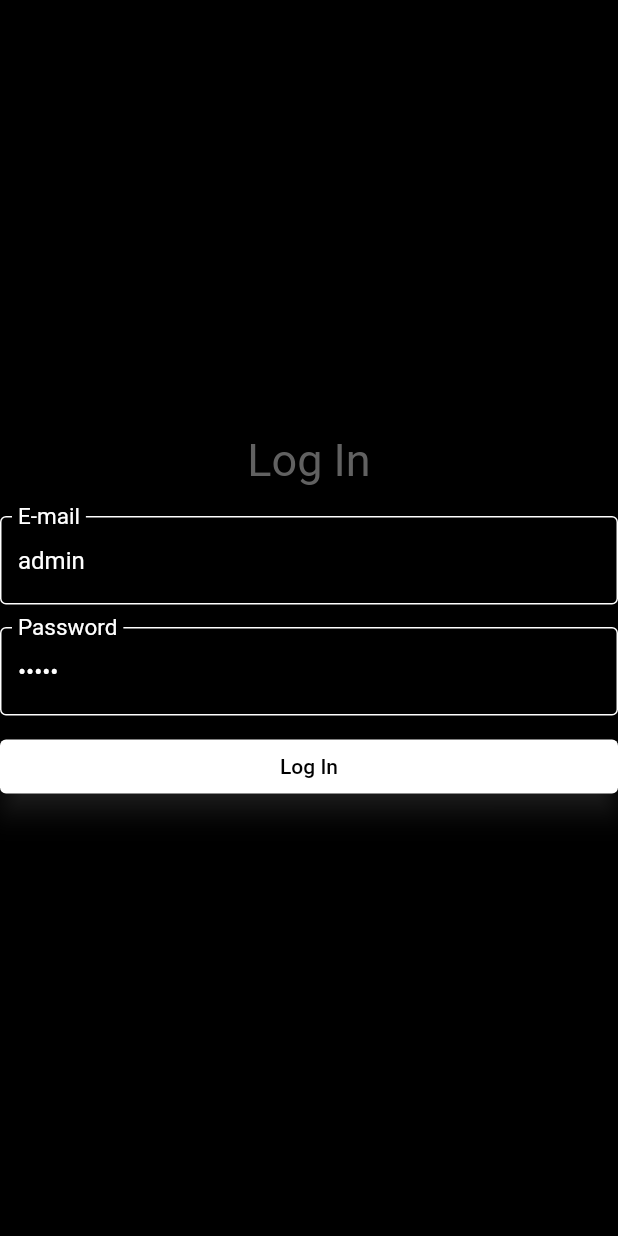
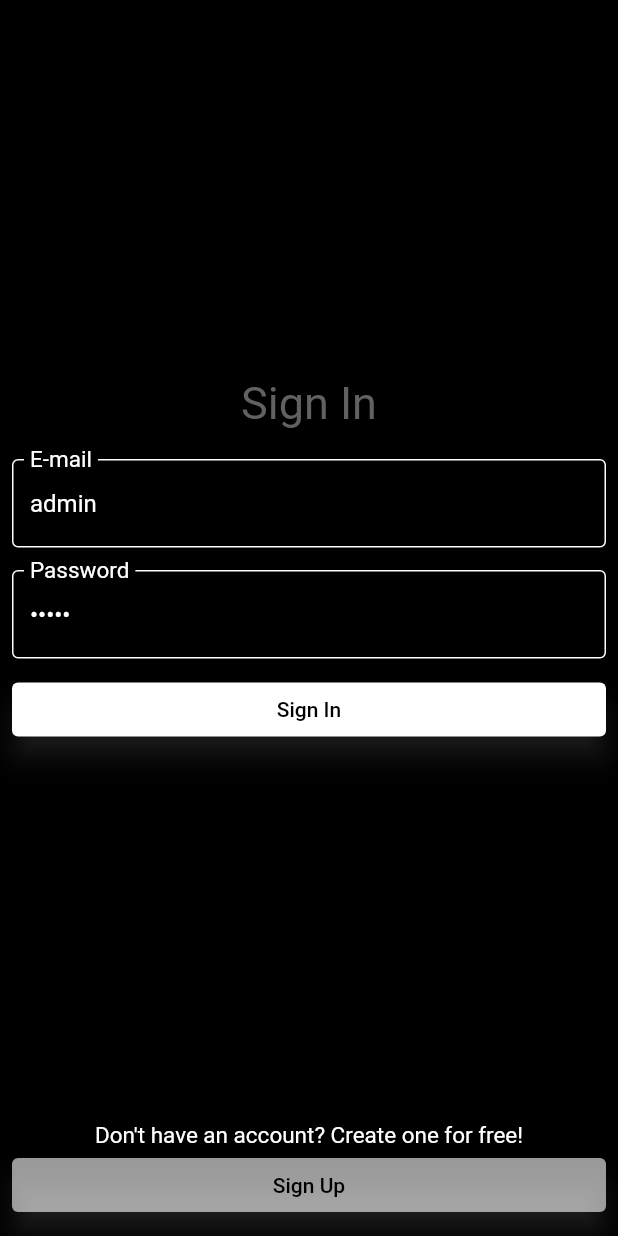
Before and after one commit to AndriiLoto/e_book, a Flutter app: the screen it shows after launch, on a phone screen of 412 x 824 dp. Run offline on Flutter 3.47's test engine with Material 2 defaults, Android fonts, the phone set to English and light mode, and no system bars; our stand-ins replace firebase_auth; accounts and stored records are empty; Roboto replaces fonts that are missing (e-Ukraine).

Commit message:
refactoring and starting Firebase

```diff
--- a/lib/main.dart
+++ b/lib/main.dart
@@ -1,7 +1,9 @@
-import 'package:e_book/widgets/book_screen.dart';
-import 'package:e_book/widgets/home_page.dart';
+import 'package:e_book/screens/book_screen.dart';
+import 'package:e_book/screens/sign_in_page.dart';
+import 'package:e_book/screens/sign_up_page.dart';
+
 import 'package:e_book/widgets/main_page_widget.dart';
-import 'package:e_book/widgets/sign_in_page.dart';
+
 import 'package:flutter/material.dart';
 
 void main() {
@@ -28,7 +30,8 @@ class MyApp extends StatelessWidget {
       routes: {
         LogInPage.routeName: (context) => LogInPage(),
         MainPage.routeName: (_) => const MainPage(),
-        BookScreenWidget.routeName: (_) => const BookScreenWidget(),
+        BookScreenWidget.routeName: (_) => BookScreenWidget(),
+        SignUpPage.routeName: (context) => SignUpPage(),
       },
       initialRoute: LogInPage.routeName,
     );
--- a/lib/widgets/book_screen.dart
+++ b/lib/screens/book_screen.dart
@@ -1,11 +1,12 @@
 import 'package:e_book/models/book.dart';
 import 'package:e_book/widgets/category_buttons.dart';
 import 'package:e_book/widgets/recently_added.dart';
+import 'package:firebase_auth/firebase_auth.dart';
 import 'package:flutter/material.dart';
 
 class BookScreenWidget extends StatefulWidget {
   static const routeName = 'BookPage';
-  const BookScreenWidget({super.key});
+  BookScreenWidget({super.key});
 
   @override
   State<BookScreenWidget> createState() => _BookScreenWidgetState();
--- a/lib/widgets/settings_screen.dart
+++ b/lib/screens/settings_screen.dart
@@ -22,6 +22,7 @@ class _SettingsScreenState extends State<SettingsScreen> {
         'title': 'Downloads',
         'function': () {},
       },
+      {'icon': Icons.person, 'title': 'Profile', 'function': () {}},
       {
         'icon': Icons.info_outline,
         'title': 'About',
@@ -60,7 +61,7 @@ class _SettingsScreenState extends State<SettingsScreen> {
               thickness: 1,
             );
           }),
-          itemCount: 3),
+          itemCount: 4),
     );
   }
 }
--- /dev/null
+++ b/lib/screens/sign_in_page.dart
@@ -0,0 +1,183 @@
+import 'package:e_book/screens/home_page.dart';
+import 'package:e_book/screens/sign_up_page.dart';
+import 'package:e_book/widgets/main_page_widget.dart';
+
+import 'package:flutter/material.dart';
+
+class LogInPage extends StatefulWidget {
+  static const routeName = 'LogInPage';
+  @override
+  State<LogInPage> createState() => _LogInPagePageState();
+}
+
+class _LogInPagePageState extends State<LogInPage> {
+  final _eMailTextConroller = TextEditingController(text: 'admin');
+  final _passwordTextConroller = TextEditingController(text: 'admin');
+
+  String? errorText = null;
+
+  void _logIn() {
+    final eMail = _eMailTextConroller.text;
+    final password = _passwordTextConroller.text;
+    if (eMail == 'admin' && password == 'admin') {
+      errorText = null;
+
+      Navigator.of(context).pushReplacementNamed(MainPage.routeName);
+    } else {
+      errorText = 'Incorrect E-mail or password';
+    }
+    setState(() {});
+  }
+
+  void _signUp() {
+    Navigator.of(context).pushNamed(SignUpPage.routeName);
+  }
+
+  @override
+  Widget build(BuildContext context) {
+    final errorText = this.errorText;
+
+    return Scaffold(
+      backgroundColor: Colors.black,
+      body: Column(
+        children: [
+          Expanded(
+            child: Container(
+              child: Column(
+                mainAxisAlignment: MainAxisAlignment.center,
+                children: [
+                  Text(
+                      style: TextStyle(
+                          color: Colors.grey[700],
+                          fontSize: 30,
+                          fontFamily: 'e-Ukraine'),
+                      'Sign In'),
+                  const Padding(padding: EdgeInsets.all(10)),
+                  if (errorText != null) ...[
+                    Text(
+                      '$errorText',
+                      style: TextStyle(
+                          color: Colors.red[800],
+                          fontSize: 10,
+                          fontFamily: 'e-Ukraine'),
+                    ),
+                    const Padding(padding: EdgeInsets.all(10)),
+                  ],
+                  Padding(
+                    padding: const EdgeInsets.only(left: 8.0, right: 8.0),
+                    child: TextField(
+                      controller: _eMailTextConroller,
+                      decoration: const InputDecoration(
+                        border: OutlineInputBorder(
+                          borderRadius: BorderRadius.all(
+                            Radius.circular(150),
+                          ),
+                        ),
+                        labelText: 'E-mail',
+                        labelStyle: TextStyle(
+                            color: Colors.white,
+                            fontSize: 20,
+                            fontFamily: 'e-Ukraine'),
+                        enabledBorder: OutlineInputBorder(
+                          borderSide: BorderSide(color: Colors.white),
+                        ),
+                        focusedBorder: OutlineInputBorder(
+                          borderRadius: BorderRadius.all(
+                            Radius.circular(150),
+                          ),
+                          borderSide: BorderSide(color: Colors.white),
+                        ),
+                      ),
+                    ),
+                  ),
+                  const Padding(padding: EdgeInsets.only(top: 15)),
+                  Padding(
+                    padding: const EdgeInsets.only(left: 8.0, right: 8.0),
+                    child: TextField(
+                      controller: _passwordTextConroller,
+                      obscureText: true,
+                      decoration: const InputDecoration(
+                        border: OutlineInputBorder(
+                          borderRadius: BorderRadius.all(
+                            Radius.circular(150),
+                          ),
+                        ),
+                        enabledBorder: OutlineInputBorder(
+                          borderSide: BorderSide(color: Colors.white),
+                        ),
+                        focusedBorder: OutlineInputBorder(
+                          borderRadius: BorderRadius.all(
+                            Radius.circular(150),
+                          ),
+                          borderSide: BorderSide(color: Colors.white),
+                        ),
+                        labelText: 'Password',
+                        labelStyle: TextStyle(
+                            color: Colors.white,
+                            fontSize: 20,
+                            fontFamily: 'e-Ukraine'),
+                      ),
+                    ),
+                  ),
+                  const SizedBox(
+                    height: 10,
+                  ),
+                  Padding(
+                    padding: const EdgeInsets.only(left: 8.0, right: 8.0),
+                    child: Row(
+                      children: [
+                        /* const SizedBox(
+                          width: 10,
+                        ), */
+                        Expanded(
+                          child: ElevatedButton(
+                            onPressed: /* () {
+                              Navigator.of(context).pushNamed(HomePage.routeName);
+                            } */
+                                _logIn,
+                            style: ElevatedButton.styleFrom(
+                                shadowColor: Colors.grey[700],
+                                elevation: 7.5,
+                                backgroundColor: Colors.white,
+                                foregroundColor: Colors.black),
+                            child: const Text('Sign In'),
+                          ),
+                        ),
+                      ],
+                    ),
+                  ),
+                ],
+              ),
+            ),
+          ),
+          const Text(
+            'Don\'t have an account? Create one for free!',
+            style: TextStyle(
+                color: Colors.white, fontSize: 15, fontFamily: 'e-Ukraine'),
+          ),
+          Padding(
+            padding: const EdgeInsets.only(left: 8.0, right: 8.0, bottom: 10.0),
+            child: Row(
+              children: [
+                Expanded(
+                  child: ElevatedButton(
+                    onPressed: /* () {
+                                    Navigator.of(context).pushNamed(HomePage.routeName);
+                                  } */
+                        _signUp,
+                    style: ElevatedButton.styleFrom(
+                        shadowColor: Colors.grey[700],
+                        elevation: 7.5,
+                        backgroundColor: Colors.white60,
+                        foregroundColor: Colors.black),
+                    child: const Text('Sign Up'),
+                  ),
+                ),
+              ],
+            ),
+          ),
+        ],
+      ),
+    );
+  }
+}
--- /dev/null
+++ b/lib/screens/sign_up_page.dart
@@ -0,0 +1,18 @@
+import 'package:flutter/material.dart';
+
+class SignUpPage extends StatefulWidget {
+  static const routeName = 'SignUpPage';
+  const SignUpPage({super.key});
+
+  @override
+  State<SignUpPage> createState() => _SignUpPageState();
+}
+
+class _SignUpPageState extends State<SignUpPage> {
+  @override
+  Widget build(BuildContext context) {
+    return Scaffold(
+      appBar: AppBar(),
+    );
+  }
+}
--- a/lib/widgets/main_page_widget.dart
+++ b/lib/widgets/main_page_widget.dart
@@ -1,6 +1,6 @@
-import 'package:e_book/widgets/explore_screen_widget.dart';
-import 'package:e_book/widgets/home_page.dart';
-import 'package:e_book/widgets/settings_screen.dart';
+import 'package:e_book/screens/explore_screen_widget.dart';
+import 'package:e_book/screens/home_page.dart';
+import 'package:e_book/screens/settings_screen.dart';
 import 'package:flutter/material.dart';
 
 class MainPage extends StatefulWidget {
--- a/lib/widgets/my_books.dart
+++ b/lib/widgets/my_books.dart
@@ -1,4 +1,4 @@
-import 'package:e_book/widgets/book_screen.dart';
+import 'package:e_book/screens/book_screen.dart';
 import 'package:flutter/material.dart';
 
 class MyBooks extends StatelessWidget {
--- a/lib/widgets/sign_in_page.dart
+++ /dev/null
@@ -1,128 +0,0 @@
-import 'package:e_book/widgets/home_page.dart';
-import 'package:e_book/widgets/main_page_widget.dart';
-
-import 'package:flutter/material.dart';
-
-class LogInPage extends StatefulWidget {
-  static const routeName = 'LogInPage';
-  @override
-  State<LogInPage> createState() => _LogInPagePageState();
-}
-
-class _LogInPagePageState extends State<LogInPage> {
-  final _eMailTextConroller = TextEditingController(text: 'admin');
-  final _passwordTextConroller = TextEditingController(text: 'admin');
-
-  String? errorText = null;
-
-  void _logIn() {
-    final eMail = _eMailTextConroller.text;
-    final password = _passwordTextConroller.text;
-    if (eMail == 'admin' && password == 'admin') {
-      errorText = null;
-
-      Navigator.of(context).pushReplacementNamed(MainPage.routeName);
-    } else {
-      errorText = 'Incorrect E-mail or password';
-    }
-    setState(() {});
-  }
-
-  @override
-  Widget build(BuildContext context) {
-    final errorText = this.errorText;
-
-    return Scaffold(
-      backgroundColor: Colors.black,
-      body: Column(
-        mainAxisAlignment: MainAxisAlignment.center,
-        children: [
-          Text(
-              style: TextStyle(
-                  color: Colors.grey[700],
-                  fontSize: 30,
-                  fontFamily: 'e-Ukraine'),
-              'Log In'),
-          const Padding(padding: EdgeInsets.all(10)),
-          if (errorText != null) ...[
-            Text(
-              '$errorText',
-              style: TextStyle(
-                  color: Colors.red[800],
-                  fontSize: 10,
-                  fontFamily: 'e-Ukraine'),
-            ),
-            const Padding(padding: EdgeInsets.all(10)),
-          ],
-          TextField(
-            controller: _eMailTextConroller,
-            decoration: const InputDecoration(
-              border: OutlineInputBorder(
-                borderRadius: BorderRadius.all(
-                  Radius.circular(150),
-                ),
-              ),
-              labelText: 'E-mail',
-              labelStyle: TextStyle(
-                  color: Colors.white, fontSize: 20, fontFamily: 'e-Ukraine'),
-              enabledBorder: OutlineInputBorder(
-                borderSide: BorderSide(color: Colors.white),
-              ),
-              focusedBorder: OutlineInputBorder(
-                borderRadius: BorderRadius.all(
-                  Radius.circular(150),
-                ),
-                borderSide: BorderSide(color: Colors.white),
-              ),
-            ),
-          ),
-          const Padding(padding: EdgeInsets.only(top: 15)),
-          TextField(
-            controller: _passwordTextConroller,
-            obscureText: true,
-            decoration: const InputDecoration(
-              border: OutlineInputBorder(
-                borderRadius: BorderRadius.all(
-                  Radius.circular(150),
-                ),
-              ),
-              enabledBorder: OutlineInputBorder(
-                borderSide: BorderSide(color: Colors.white),
-              ),
-              focusedBorder: OutlineInputBorder(
-                borderRadius: BorderRadius.all(
-                  Radius.circular(150),
-                ),
-                borderSide: BorderSide(color: Colors.white),
-              ),
-              labelText: 'Password',
-              labelStyle: TextStyle(
-                  color: Colors.white, fontSize: 20, fontFamily: 'e-Ukraine'),
-            ),
-          ),
-          const SizedBox(
-            height: 10,
-          ),
-          Row(
-            children: [
-              Expanded(
-                child: ElevatedButton(
-                  onPressed: /* () {
-                    Navigator.of(context).pushNamed(HomePage.routeName);
-                  } */
-                      _logIn,
-                  style: ElevatedButton.styleFrom(
-                      shadowColor: Colors.grey[700],
-                      elevation: 7.5,
-                      backgroundColor: Colors.white,
-                      foregroundColor: Colors.black),
-                  child: const Text('Log In'),
-                ),
-              ),
-            ],
-          )
-        ],
-      ),
-    );
-  }
-}
--- a/pubspec.yaml
+++ b/pubspec.yaml
@@ -33,9 +33,12 @@ dependencies:
     sdk: flutter
 
 
+
   # The following adds the Cupertino Icons font to your application.
   # Use with the CupertinoIcons class for iOS style icons.
   cupertino_icons: ^1.0.2
+  firebase_core: ^2.10.0
+  firebase_auth: ^4.4.2
 
 dev_dependencies:
   flutter_test:
```
Also changed, not shown: lib/screens/explore_screen_widget.dart (renamed from lib/widgets/explore_screen_widget.dart), lib/screens/home_page.dart (renamed from lib/widgets/home_page.dart), pubspec.lock, 4 other files.
